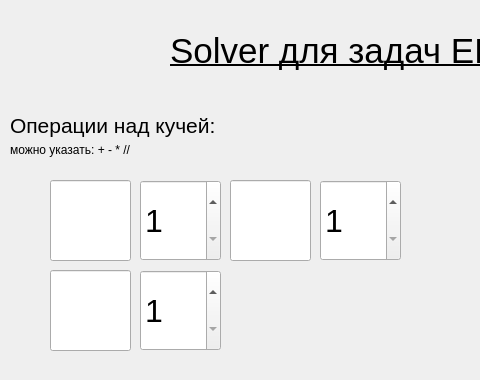
Old version of the form tkinter_ege_games/main.ui in the repository Wolkodaf2946/Sirius-OOP; both pictures show x 0 to 480 and y 0 to 380 of the 800 by 600 pixel window.
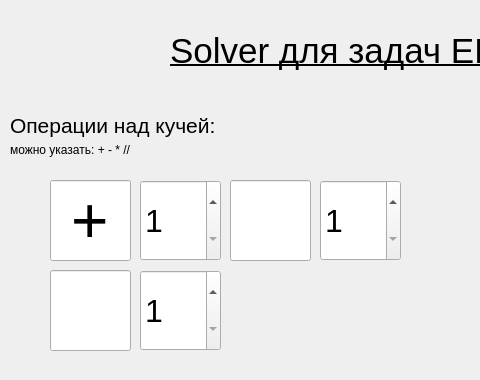
New version of the form.

Diff of the .ui file:
```diff
--- a/tkinter_ege_games/main.ui
+++ b/tkinter_ege_games/main.ui
@@ -13,6 +13,9 @@
   <property name="windowTitle">
    <string>MainWindow</string>
   </property>
+  <property name="layoutDirection">
+   <enum>Qt::LayoutDirection::LeftToRight</enum>
+  </property>
   <widget class="QWidget" name="centralwidget">
    <widget class="QLabel" name="title">
     <property name="geometry">
@@ -329,8 +332,14 @@
       <kerning>true</kerning>
      </font>
     </property>
+    <property name="layoutDirection">
+     <enum>Qt::LayoutDirection::LeftToRight</enum>
+    </property>
     <property name="text">
-     <string/>
+     <string>+</string>
+    </property>
+    <property name="alignment">
+     <set>Qt::AlignmentFlag::AlignCenter</set>
     </property>
    </widget>
    <widget class="QLineEdit" name="operation2">
```
